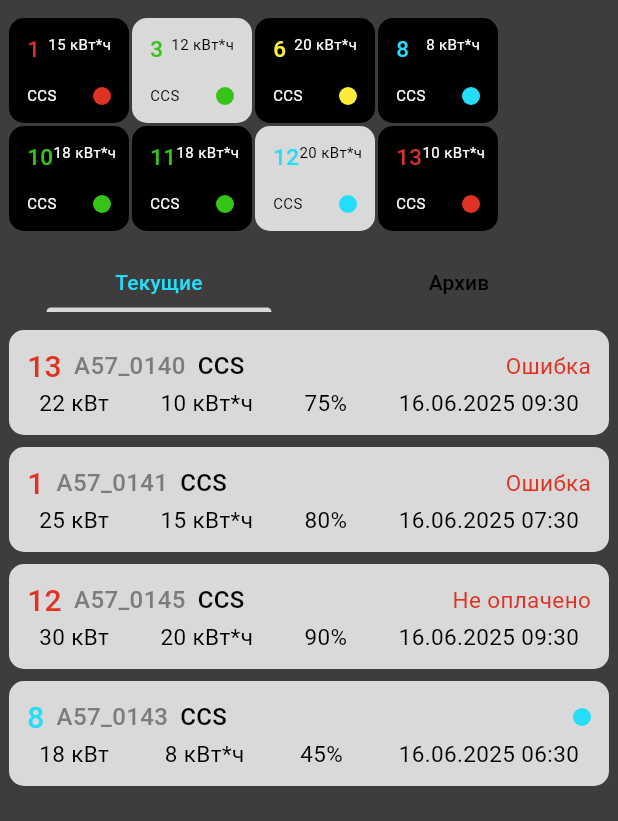
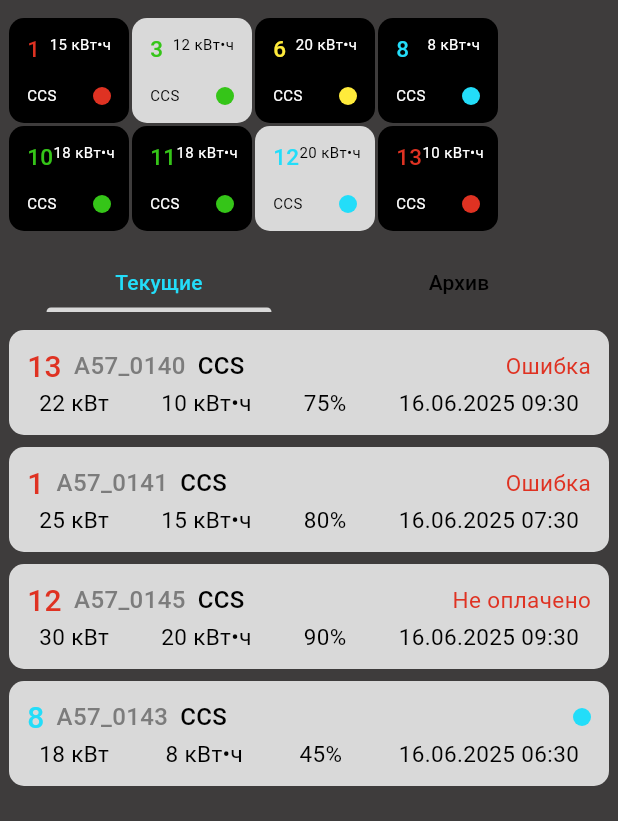
Before and after one commit to chudo1319/electricity, a Flutter app: the screen it shows after launch, on a phone screen of 412 x 824 dp, the part 78-899 px from its top. Run offline on Flutter 3.47's test engine with Material 3 defaults, Android fonts, the phone set to English and light mode, and no system bars; our stand-ins replace auto_route, calendar_date_picker2, flutter_svg, gap, pinput, slide_to_act; missing offline and left inert: theme_tailor_annotation; Roboto replaces fonts that are missing (OpenSans).

Commit message:
[Feat] Enhance station operations with error handling and update energy unit display

```diff
--- a/lib/mock/scroll_stations/mock_station_operations.dart
+++ b/lib/mock/scroll_stations/mock_station_operations.dart
@@ -29,6 +29,7 @@ class MockStationOperations {
         startDate: now.subtract(const Duration(hours: 4)),
         endDate: now.subtract(const Duration(hours: 3)),
       ),
+
       // Неоплаченные операции
       StationOperation(
         stationNumber: 3,
--- a/lib/mock/scroll_stations/station_operation.dart
+++ b/lib/mock/scroll_stations/station_operation.dart
@@ -15,6 +15,7 @@ class StationOperation {
   final SessionStatus sessionStatus;
   final DateTime startDate;
   final DateTime? endDate;
+  final bool wasError;
 
   StationOperation({
     required this.stationNumber,
@@ -27,6 +28,7 @@ class StationOperation {
     required this.sessionStatus,
     required this.startDate,
     this.endDate,
+    this.wasError = false,
   });
 
   String get transactionDate => DateFormat(
@@ -40,9 +42,9 @@ class StationOperation {
         .where((operation) => operation.status == ConnectorStatus.paid)
         .toList()
       ..sort((a, b) {
-        // Сортировка по дате завершения (от новых к старым)
-        final aDate = a.endDate ?? a.startDate;
-        final bDate = b.endDate ?? b.startDate;
+        // Сортировка по дате начала (от новых к старым)
+        final aDate = a.startDate;
+        final bDate = b.startDate;
         return bDate.compareTo(aDate);
       });
   }
--- a/lib/providers/station_provider.dart
+++ b/lib/providers/station_provider.dart
@@ -87,6 +87,9 @@ class StationProvider extends ChangeNotifier {
             newStatus == ConnectorStatus.paid
                 ? DateTime.now()
                 : operation.endDate,
+        wasError: (operation.status == ConnectorStatus.error && newStatus == ConnectorStatus.paid)
+            ? true
+            : operation.wasError,
       );
       notifyListeners();
     }
--- a/lib/screens/main/widgets/charger_grid.dart
+++ b/lib/screens/main/widgets/charger_grid.dart
@@ -110,7 +110,7 @@ class ChargerGridItem extends StatelessWidget {
                       ),
                     ),
                     Text(
-                      '$energy кВт*ч',
+                      '$energy кВт•ч',
                       style: context.text.regular10.copyWith(
                         color:
                             operation.sessionStatus == SessionStatus.unpaid
--- a/lib/screens/main/widgets/scroll_stations.dart
+++ b/lib/screens/main/widgets/scroll_stations.dart
@@ -18,7 +18,9 @@ class CurrentStations extends StatelessWidget {
     return Consumer<StationProvider>(
       builder: (context, provider, child) {
         final operations =
-            isArchive ? provider.archiveOperations : provider.activeOperations;
+            isArchive
+                ? provider.archiveOperations.where((op) => op.status != ConnectorStatus.error).toList()
+                : provider.activeOperations;
 
         return ListView.builder(
           shrinkWrap: true,
@@ -135,7 +137,11 @@ class Station extends StatelessWidget {
               children: [
                 Text(
                   operation.stationNumber.toString(),
-                  style: context.text.medium20.copyWith(color: statusColor),
+                  style: context.text.medium20.copyWith(
+                    color: isArchive && operation.wasError
+                        ? context.color.danger
+                        : statusColor,
+                  ),
                 ),
                 Gap(AppSizes.double8),
                 Text(
@@ -156,7 +162,11 @@ class Station extends StatelessWidget {
                 if (statusText != null)
                   Text(
                     statusText,
-                    style: context.text.regular15.copyWith(color: statusColor),
+                    style: context.text.regular15.copyWith(
+                      color: isArchive && operation.wasError
+                          ? context.color.danger
+                          : statusColor,
+                    ),
                   )
                 else
                   Container(
@@ -181,7 +191,7 @@ class Station extends StatelessWidget {
                     ),
                   ),
                   Text(
-                    '${operation.energy} кВт*ч',
+                    '${operation.energy} кВт•ч',
                     style: context.text.regular15.copyWith(
                       color: context.color.onPrimary,
                     ),
```
Also changed, not shown: lib/screens/main/widgets/pop_up.dart (+4 -4 lines).
